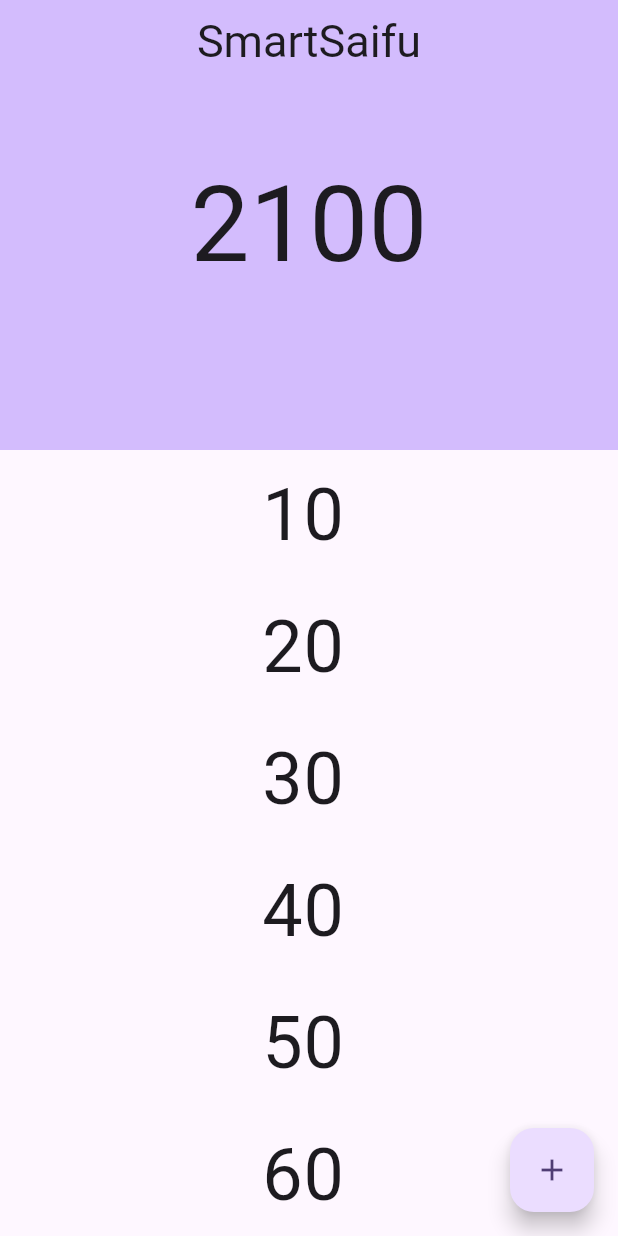
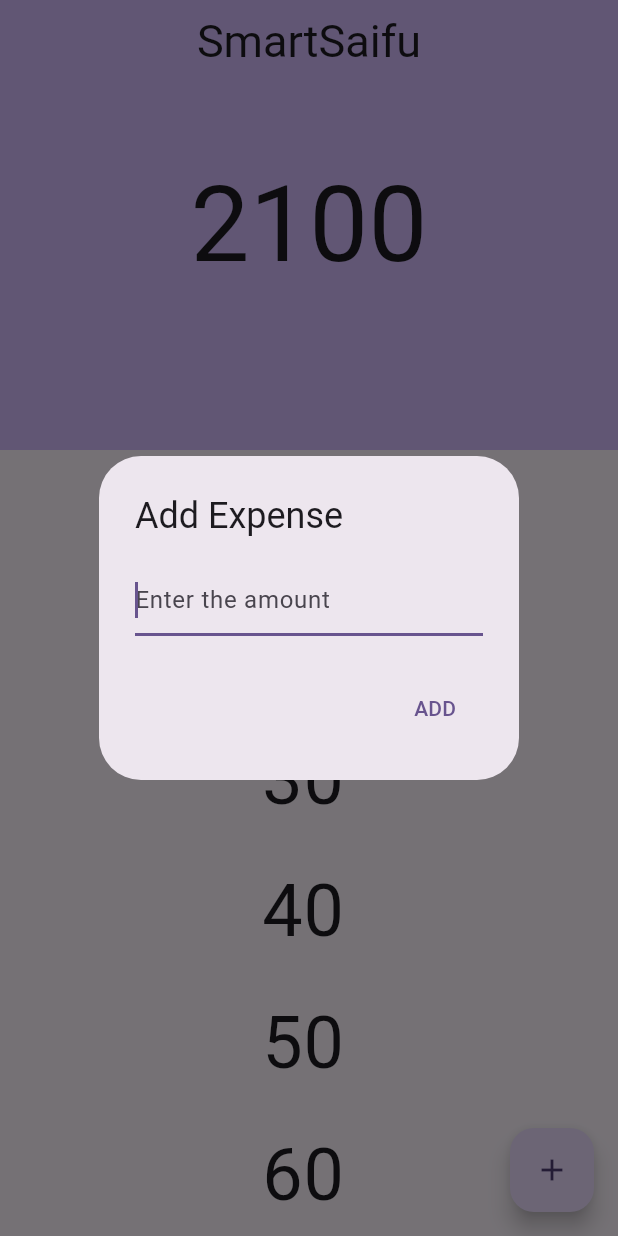
Before and after one commit to AravindIM/smartsaifu, a Flutter app: the screen it shows after launch, after a tap on the "add" icon, on a phone screen of 412 x 824 dp. Run offline on Flutter 3.47's test engine with Material 3 defaults, Android fonts, the phone set to English and light mode, and no system bars.

Commit message:
feat: dialog to add expense

```diff
--- a/lib/main.dart
+++ b/lib/main.dart
@@ -33,8 +33,8 @@ class _MainPageState extends State<MainPage> {
   Widget build(BuildContext context) {
     return Scaffold(
       floatingActionButton: FloatingActionButton(
+        onPressed: openDialog,
         child: const Icon(Icons.add),
-        onPressed: () {},
       ),
       body: CustomScrollView(
         physics: const BouncingScrollPhysics(),
@@ -82,4 +82,23 @@ class _MainPageState extends State<MainPage> {
       ),
     );
   }
+
+  Future openDialog() => showDialog(
+        context: context,
+        builder: (context) => AlertDialog(
+          title: const Text("Add Expense"),
+          content: const TextField(
+            autofocus: true,
+            decoration: InputDecoration(hintText: "Enter the amount"),
+          ),
+          actions: [
+            TextButton(
+              onPressed: () {
+                Navigator.of(context).pop();
+              },
+              child: const Text("ADD"),
+            ),
+          ],
+        ),
+      );
 }
```
